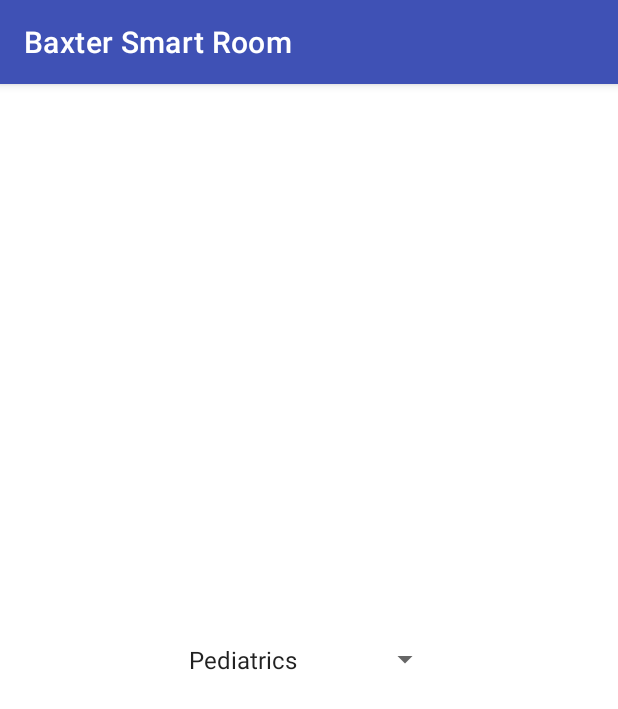
After one commit to ETS-Android2/BaxterSmartRoom, an Android app: the CareArea screen opened directly, with no data from a screen before it, on a phone screen of 412 x 824 dp. The commit adds this screen. Shown: the top 709 px of the screen. Run offline under Robolectric (Android 15) with nearby library versions, the phone set to English and light mode, and no system bars.

Commit message:
Added drop down menu to select care area

```diff
--- /dev/null
+++ b/app/src/main/java/com/example/baxter/CareArea.java
@@ -0,0 +1,54 @@
+package com.example.baxter;
+
+import androidx.appcompat.app.AppCompatActivity;
+
+import android.content.Intent;
+import android.os.Bundle;
+import android.view.View;
+import android.widget.AdapterView;
+import android.widget.ArrayAdapter;
+import android.widget.Spinner;
+
+public class CareArea extends AppCompatActivity implements AdapterView.OnItemSelectedListener {
+    private Spinner spinner;
+    private static final String[] paths = {"Pediatrics", "General Surgery", "Cardiovascular"};
+
+    @Override
+    protected void onCreate(Bundle savedInstanceState) {
+        super.onCreate(savedInstanceState);
+        setContentView(R.layout.activity_care_area);
+
+        spinner = (Spinner) findViewById(R.id.dropdown);
+        ArrayAdapter<String> adapter = new ArrayAdapter<String>(CareArea.this,
+                android.R.layout.simple_spinner_item, paths);
+
+        adapter.setDropDownViewResource(android.R.layout.simple_spinner_dropdown_item);
+        spinner.setAdapter(adapter);
+        spinner.setOnItemSelectedListener(this);
+
+    }
+
+    @Override
+    public void onItemSelected(AdapterView<?> parent, View v, int position, long id) {
+
+        switch (position) {
+            case 0:
+                Intent intent = new Intent(CareArea.this, PumpActivity1.class);
+                intent.addFlags(Intent.FLAG_ACTIVITY_SINGLE_TOP);
+                startActivity(intent);
+                break;
+            case 1:
+                // Whatever you want to happen when the second item gets selected
+                break;
+            case 2:
+                // Whatever you want to happen when the thrid item gets selected
+                break;
+
+        }
+    }
+
+    @Override
+    public void onNothingSelected(AdapterView<?> parent) {
+        // TODO Auto-generated method stub
+    }
+}
--- a/app/src/main/java/com/example/baxter/ui/login/LoginActivity.java
+++ b/app/src/main/java/com/example/baxter/ui/login/LoginActivity.java
@@ -23,8 +23,7 @@ import android.widget.ProgressBar;
 import android.widget.TextView;
 import android.widget.Toast;
 
-import com.example.baxter.PatientActivity1;
-import com.example.baxter.PumpActivity1;
+import com.example.baxter.CareArea;
 import com.example.baxter.R;
 import com.example.baxter.ui.login.LoginViewModel;
 import com.example.baxter.ui.login.LoginViewModelFactory;
@@ -131,7 +130,7 @@ public class LoginActivity extends AppCompatActivity {
         String welcome = getString(R.string.welcome) + model.getDisplayName() + "!";
         // TODO : initiate successful logged in experience
         Toast.makeText(getApplicationContext(), welcome, Toast.LENGTH_LONG).show();
-        Intent intent = new Intent(LoginActivity.this, PatientActivity1.class);
+        Intent intent = new Intent(LoginActivity.this, CareArea.class);
         intent.addFlags(Intent.FLAG_ACTIVITY_SINGLE_TOP);
         startActivity(intent);
         finish();
--- /dev/null
+++ b/app/src/main/res/layout/activity_care_area.xml
@@ -0,0 +1,40 @@
+<?xml version="1.0" encoding="utf-8"?>
+<RelativeLayout xmlns:android="http://schemas.android.com/apk/res/android"
+    xmlns:app="http://schemas.android.com/apk/res-auto"
+    xmlns:tools="http://schemas.android.com/tools"
+    android:layout_width="match_parent"
+    android:layout_height="match_parent"
+    tools:context="com.example.baxter.CareArea">
+    <RelativeLayout
+        android:layout_width="match_parent"
+        android:layout_height="match_parent"
+        android:layout_marginBottom="20dp"
+        android:layout_marginLeft="30dp"
+        android:layout_marginRight="30dp"
+        android:layout_marginTop="20dp">
+    <LinearLayout
+        android:layout_width="match_parent"
+        android:layout_height="wrap_content"
+        android:orientation="horizontal"
+        android:layout_centerVertical="true"
+        android:weightSum="2">
+
+        <RelativeLayout
+            android:layout_width="match_parent"
+            android:layout_height="match_parent"
+            android:layout_weight="1"
+            android:padding="2dp">
+
+            <Spinner
+                android:id="@+id/dropdown"
+                android:layout_width="wrap_content"
+                android:layout_height="50dp"
+                android:layout_centerHorizontal="true"
+                android:layout_centerVertical="true" />
+        </RelativeLayout>
+
+
+    </LinearLayout>
+
+    </RelativeLayout>
+</RelativeLayout>
--- a/build.gradle
+++ b/build.gradle
@@ -10,8 +10,8 @@ buildscript {
     }
 }
 plugins {
-    id 'com.android.application' version '7.1.1' apply false
-    id 'com.android.library' version '7.1.1' apply false
+    id 'com.android.application' version '7.1.2' apply false
+    id 'com.android.library' version '7.1.2' apply false
 }
 
 task clean(type: Delete) {
```
Also changed, not shown: app/src/main/AndroidManifest.xml (+8 -7 lines), app/src/main/res/layout/pump_activity2.xml (+36 -4 lines).
